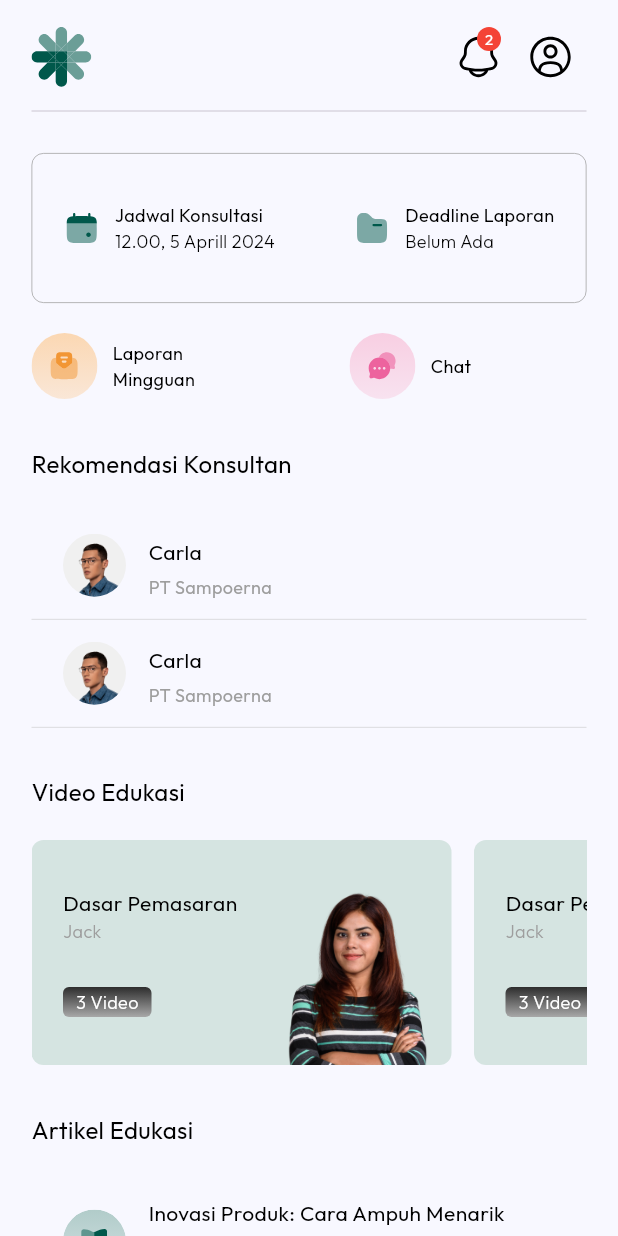
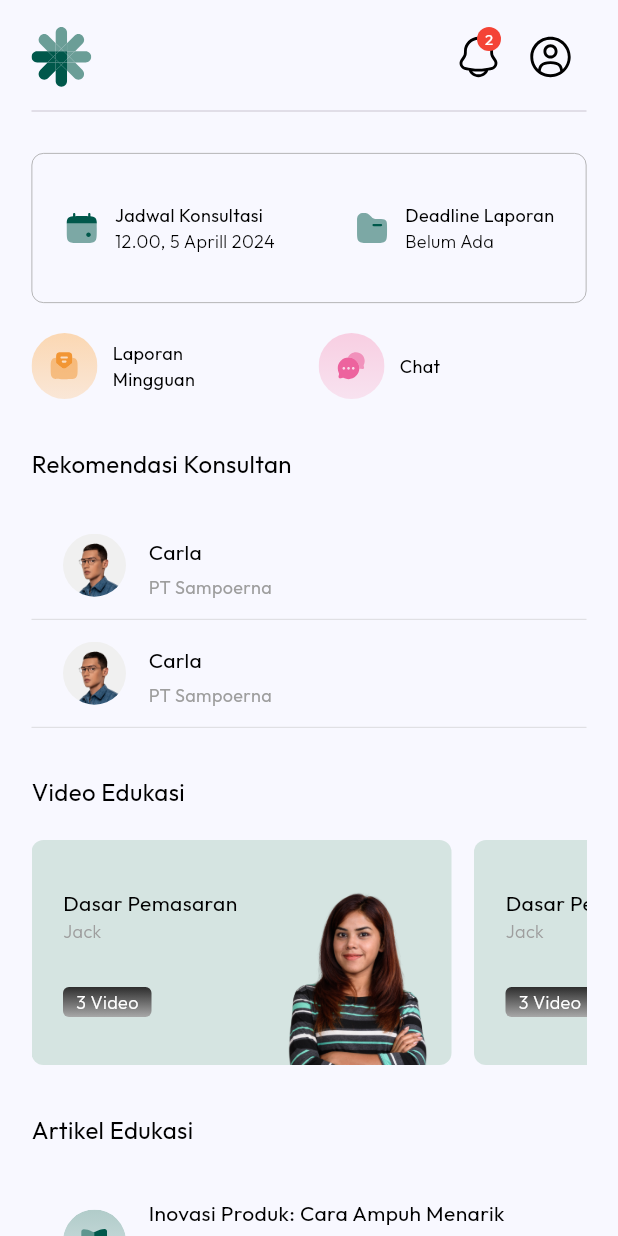
Before and after one commit to raihansyahrin/team_5_motionhack, a Flutter app: the HomePage screen opened directly, on a phone screen of 412 x 824 dp. Run offline on Flutter 3.47's test engine with Material 3 defaults, Android fonts, the phone set to English and light mode, and no system bars; our stand-ins replace flutter_svg, get, google_fonts, shared_preferences; accounts and stored records are empty.

Commit message:
refactor: set sizedbox to media query of width / 5

```diff
--- a/lib/ui/home/home_page.dart
+++ b/lib/ui/home/home_page.dart
@@ -128,7 +128,7 @@ class _HomePageState extends State<HomePage> {
                   height: 44,
                   child: ListView.separated(
                     separatorBuilder: (context, index) =>
-                        SizedBox(width: MediaQuery.of(context).size.width / 4),
+                        SizedBox(width: MediaQuery.of(context).size.width / 5),
                     itemCount: categoryIcon.length,
                     scrollDirection: Axis.horizontal,
                     itemBuilder: (context, index) {
```
